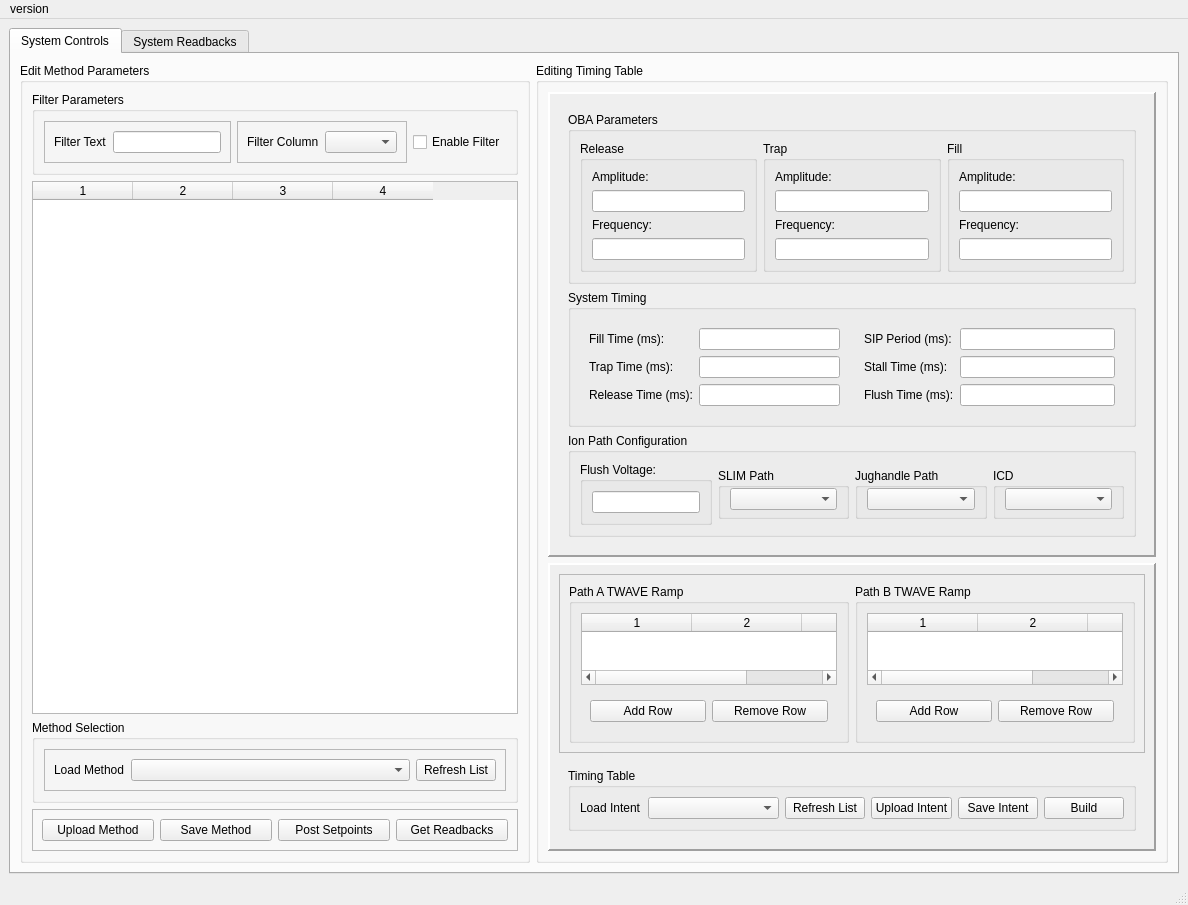
Old version of the form DaytonaIPhaseControls/gui/gui.ui in the repository mikeypancakes/Daytona-I-Phase-Controls.
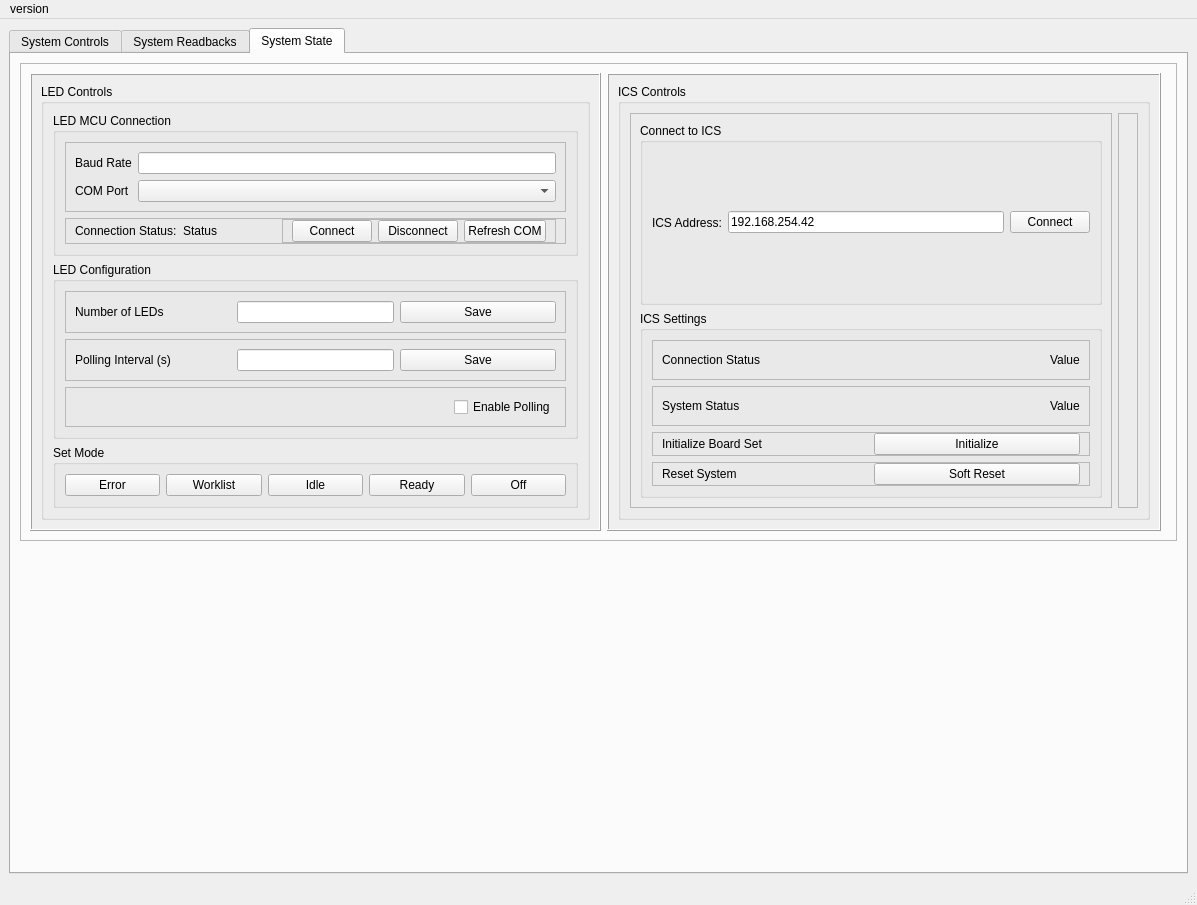
New version of the form. The open tabs and pages were chosen to show the change. Custom widgets are drawn as their Qt base class.

Patch:
```diff
--- a/DaytonaIPhaseControls/gui/gui.ui
+++ b/DaytonaIPhaseControls/gui/gui.ui
@@ -7,14 +7,14 @@
     <x>0</x>
     <y>0</y>
     <width>1167</width>
-    <height>867</height>
+    <height>841</height>
    </rect>
   </property>
   <property name="windowTitle">
    <string>MainWindow</string>
   </property>
   <widget class="QWidget" name="centralwidget">
-   <layout class="QVBoxLayout" name="verticalLayout_7">
+   <layout class="QHBoxLayout" name="horizontalLayout_62">
     <item>
      <widget class="QTabWidget" name="tabWidget">
       <property name="sizePolicy">
@@ -1225,33 +1225,6 @@
                 </property>
                </spacer>
               </item>
-              <item>
-               <widget class="QLabel" name="label_3">
-                <property name="text">
-                 <string>ICS Address:</string>
-                </property>
-               </widget>
-              </item>
-              <item>
-               <widget class="QLineEdit" name="address_input">
-                <property name="sizePolicy">
-                 <sizepolicy hsizetype="MinimumExpanding" vsizetype="Fixed">
-                  <horstretch>0</horstretch>
-                  <verstretch>0</verstretch>
-                 </sizepolicy>
-                </property>
-                <property name="text">
-                 <string>192.168.254.42</string>
-                </property>
-               </widget>
-              </item>
-              <item>
-               <widget class="QPushButton" name="connect_btn">
-                <property name="text">
-                 <string>Connect</string>
-                </property>
-               </widget>
-              </item>
              </layout>
             </widget>
            </item>
@@ -1352,6 +1325,634 @@
         </item>
        </layout>
       </widget>
+      <widget class="QWidget" name="tab">
+       <attribute name="title">
+        <string>System State</string>
+       </attribute>
+       <layout class="QVBoxLayout" name="verticalLayout_45">
+        <item>
+         <widget class="QFrame" name="frame_56">
+          <property name="frameShape">
+           <enum>QFrame::StyledPanel</enum>
+          </property>
+          <property name="frameShadow">
+           <enum>QFrame::Raised</enum>
+          </property>
+          <layout class="QHBoxLayout" name="horizontalLayout_61">
+           <item>
+            <widget class="QFrame" name="frame_22">
+             <property name="sizePolicy">
+              <sizepolicy hsizetype="MinimumExpanding" vsizetype="MinimumExpanding">
+               <horstretch>0</horstretch>
+               <verstretch>0</verstretch>
+              </sizepolicy>
+             </property>
+             <property name="autoFillBackground">
+              <bool>true</bool>
+             </property>
+             <property name="frameShape">
+              <enum>QFrame::Box</enum>
+             </property>
+             <property name="frameShadow">
+              <enum>QFrame::Raised</enum>
+             </property>
+             <layout class="QVBoxLayout" name="verticalLayout_7">
+              <item>
+               <widget class="QGroupBox" name="groupBox_18">
+                <property name="title">
+                 <string>LED Controls</string>
+                </property>
+                <layout class="QVBoxLayout" name="verticalLayout_20">
+                 <item>
+                  <widget class="QGroupBox" name="groupBox_20">
+                   <property name="title">
+                    <string>LED MCU Connection</string>
+                   </property>
+                   <layout class="QVBoxLayout" name="verticalLayout_18">
+                    <item>
+                     <widget class="QFrame" name="frame_18">
+                      <property name="frameShape">
+                       <enum>QFrame::StyledPanel</enum>
+                      </property>
+                      <property name="frameShadow">
+                       <enum>QFrame::Raised</enum>
+                      </property>
+                      <layout class="QFormLayout" name="formLayout_3">
+                       <item row="0" column="0">
+                        <widget class="QLabel" name="label_24">
+                         <property name="text">
+                          <string>Baud Rate</string>
+                         </property>
+                        </widget>
+                       </item>
+                       <item row="1" column="0">
+                        <widget class="QLabel" name="label_25">
+                         <property name="text">
+                          <string>COM Port</string>
+                         </property>
+                        </widget>
+                       </item>
+                       <item row="1" column="1">
+                        <widget class="QComboBox" name="com_comboBox"/>
+                       </item>
+                       <item row="0" column="1">
+                        <widget class="QLineEdit" name="input_baud_rate">
+                         <property name="sizePolicy">
+                          <sizepolicy hsizetype="Minimum" vsizetype="Fixed">
+                           <horstretch>0</horstretch>
+                           <verstretch>0</verstretch>
+                          </sizepolicy>
+                         </property>
+                         <property name="autoFillBackground">
+                          <bool>false</bool>
+                         </property>
+                        </widget>
+                       </item>
+                      </layout>
+                     </widget>
+                    </item>
+                    <item>
+                     <widget class="QFrame" name="frame_14">
+                      <property name="frameShape">
+                       <enum>QFrame::StyledPanel</enum>
+                      </property>
+                      <property name="frameShadow">
+                       <enum>QFrame::Raised</enum>
+                      </property>
+                      <layout class="QHBoxLayout" name="horizontalLayout_24">
+                       <property name="topMargin">
+                        <number>0</number>
+                       </property>
+                       <property name="bottomMargin">
+                        <number>0</number>
+                       </property>
+                       <item>
+                        <widget class="QLabel" name="label_26">
+                         <property name="text">
+                          <string>Connection Status:</string>
+                         </property>
+                        </widget>
+                       </item>
+                       <item>
+                        <widget class="QLabel" name="ledStatus_lbl">
+                         <property name="text">
+                          <string>Status</string>
+                         </property>
+                        </widget>
+                       </item>
+                       <item>
+                        <spacer name="horizontalSpacer">
+                         <property name="orientation">
+                          <enum>Qt::Horizontal</enum>
+                         </property>
+                         <property name="sizeHint" stdset="0">
+                          <size>
+                           <width>59</width>
+                           <height>20</height>
+                          </size>
+                         </property>
+                        </spacer>
+                       </item>
+                       <item>
+                        <widget class="QFrame" name="frame_59">
+                         <property name="frameShape">
+                          <enum>QFrame::StyledPanel</enum>
+                         </property>
+                         <property name="frameShadow">
+                          <enum>QFrame::Raised</enum>
+                         </property>
+                         <layout class="QHBoxLayout" name="horizontalLayout_21">
+                          <property name="topMargin">
+                           <number>0</number>
+                          </property>
+                          <property name="bottomMargin">
+                           <number>0</number>
+                          </property>
+                          <item>
+                           <widget class="QPushButton" name="connectLED_btn">
+                            <property name="sizePolicy">
+                             <sizepolicy hsizetype="Maximum" vsizetype="Fixed">
+                              <horstretch>0</horstretch>
+                              <verstretch>0</verstretch>
+                             </sizepolicy>
+                            </property>
+                            <property name="text">
+                             <string>Connect</string>
+                            </property>
+                           </widget>
+                          </item>
+                          <item>
+                           <widget class="QPushButton" name="disconnectLED_btn">
+                            <property name="sizePolicy">
+                             <sizepolicy hsizetype="Maximum" vsizetype="Fixed">
+                              <horstretch>0</horstretch>
+                              <verstretch>0</verstretch>
+                             </sizepolicy>
+                            </property>
+                            <property name="text">
+                             <string>Disconnect</string>
+                            </property>
+                           </widget>
+                          </item>
+                          <item>
+                           <widget class="QPushButton" name="refreshCOM_btn">
+                            <property name="sizePolicy">
+                             <sizepolicy hsizetype="Maximum" vsizetype="Fixed">
+                              <horstretch>0</horstretch>
+                              <verstretch>0</verstretch>
+                             </sizepolicy>
+                            </property>
+                            <property name="text">
+                             <string>Refresh COM</string>
+                            </property>
+                           </widget>
+                          </item>
+                         </layout>
+                        </widget>
+                       </item>
+                      </layout>
+                     </widget>
+                    </item>
+                   </layout>
+                  </widget>
+                 </item>
+                 <item>
+                  <widget class="QGroupBox" name="groupBox_21">
+                   <property name="title">
+                    <string>LED Configuration</string>
+                   </property>
+                   <layout class="QVBoxLayout" name="verticalLayout_19">
+                    <item>
+                     <widget class="QFrame" name="frame_19">
+                      <property name="frameShape">
+                       <enum>QFrame::StyledPanel</enum>
+                      </property>
+                      <property name="frameShadow">
+                       <enum>QFrame::Raised</enum>
+                      </property>
+                      <layout class="QHBoxLayout" name="horizontalLayout_12">
+                       <item>
+                        <widget class="QLabel" name="label_29">
+                         <property name="text">
+                          <string>Number of LEDs</string>
+                         </property>
+                        </widget>
+                       </item>
+                       <item>
+                        <widget class="QLineEdit" name="numLEDs_input">
+                         <property name="sizePolicy">
+                          <sizepolicy hsizetype="Minimum" vsizetype="Fixed">
+                           <horstretch>0</horstretch>
+                           <verstretch>0</verstretch>
+                          </sizepolicy>
+                         </property>
+                         <property name="autoFillBackground">
+                          <bool>false</bool>
+                         </property>
+                        </widget>
+                       </item>
+                       <item>
+                        <widget class="QPushButton" name="LEDcount_btn">
+                         <property name="text">
+                          <string>Save</string>
+                         </property>
+                        </widget>
+                       </item>
+                      </layout>
+                     </widget>
+                    </item>
+                    <item>
+                     <widget class="QFrame" name="frame_20">
+                      <property name="frameShape">
+                       <enum>QFrame::StyledPanel</enum>
+                      </property>
+                      <property name="frameShadow">
+                       <enum>QFrame::Raised</enum>
+                      </property>
+                      <layout class="QHBoxLayout" name="horizontalLayout_25">
+                       <item>
+                        <widget class="QLabel" name="label_30">
+                         <property name="text">
+                          <string>Polling Interval (s)</string>
+                         </property>
+                        </widget>
+                       </item>
+                       <item>
+                        <widget class="QLineEdit" name="LEDStatePollingInterval_input">
+                         <property name="sizePolicy">
+                          <sizepolicy hsizetype="Minimum" vsizetype="Fixed">
+                           <horstretch>0</horstretch>
+                           <verstretch>0</verstretch>
+                          </sizepolicy>
+                         </property>
+                         <property name="autoFillBackground">
+                          <bool>false</bool>
+                         </property>
+                        </widget>
+                       </item>
+                       <item>
+                        <widget class="QPushButton" name="pushButton_9">
+                         <property name="text">
+                          <string>Save</string>
+                         </property>
+                        </widget>
+                       </item>
+                      </layout>
+                     </widget>
+                    </item>
+                    <item>
+                     <widget class="QFrame" name="frame_21">
+                      <property name="frameShape">
+                       <enum>QFrame::StyledPanel</enum>
+                      </property>
+                      <property name="frameShadow">
+                       <enum>QFrame::Raised</enum>
+                      </property>
+                      <layout class="QHBoxLayout" name="horizontalLayout_26">
+                       <item>
+                        <spacer name="horizontalSpacer_5">
+                         <property name="orientation">
+                          <enum>Qt::Horizontal</enum>
+                         </property>
+                         <property name="sizeHint" stdset="0">
+                          <size>
+                           <width>363</width>
+                           <height>20</height>
+                          </size>
+                         </property>
+                        </spacer>
+                       </item>
+                       <item>
+                        <widget class="QCheckBox" name="checkBox">
+                         <property name="text">
+                          <string>Enable Polling</string>
+                         </property>
+                        </widget>
+                       </item>
+                      </layout>
+                     </widget>
+                    </item>
+                   </layout>
+                  </widget>
+                 </item>
+                 <item>
+                  <widget class="QGroupBox" name="groupBox_19">
+                   <property name="title">
+                    <string>Set Mode</string>
+                   </property>
+                   <layout class="QHBoxLayout" name="horizontalLayout_20">
+                    <item>
+                     <widget class="QPushButton" name="errorStateLED_btn">
+                      <property name="text">
+                       <string>Error</string>
+                      </property>
+                     </widget>
+                    </item>
+                    <item>
+                     <widget class="QPushButton" name="worklistStateLED_btn">
+                      <property name="text">
+                       <string>Worklist</string>
+                      </property>
+                     </widget>
+                    </item>
+                    <item>
+                     <widget class="QPushButton" name="idleStateLED_btn">
+                      <property name="text">
+                       <string>Idle</string>
+                      </property>
+                     </widget>
+                    </item>
+                    <item>
+                     <widget class="QPushButton" name="readyStateLED_btn">
+                      <property name="text">
+                       <string>Ready</string>
+                      </property>
+                     </widget>
+                    </item>
+                    <item>
+                     <widget class="QPushButton" name="offStateLED_btn">
+                      <property name="text">
+                       <string>Off</string>
+                      </property>
+                     </widget>
+                    </item>
+                   </layout>
+                  </widget>
+                 </item>
+                </layout>
+               </widget>
+              </item>
+             </layout>
+            </widget>
+           </item>
+           <item>
+            <widget class="QFrame" name="frame_55">
+             <property name="sizePolicy">
+              <sizepolicy hsizetype="MinimumExpanding" vsizetype="MinimumExpanding">
+               <horstretch>0</horstretch>
+               <verstretch>0</verstretch>
+              </sizepolicy>
+             </property>
+             <property name="autoFillBackground">
+              <bool>true</bool>
+             </property>
+             <property name="frameShape">
+              <enum>QFrame::Box</enum>
+             </property>
+             <property name="frameShadow">
+              <enum>QFrame::Raised</enum>
+             </property>
+             <layout class="QVBoxLayout" name="verticalLayout_47">
+              <item>
+               <widget class="QGroupBox" name="groupBox_22">
+                <property name="title">
+                 <string>ICS Controls</string>
+                </property>
+                <layout class="QHBoxLayout" name="horizontalLayout_60">
+                 <item>
+                  <widget class="QFrame" name="frame_24">
+                   <property name="frameShape">
+                    <enum>QFrame::StyledPanel</enum>
+                   </property>
+                   <property name="frameShadow">
+                    <enum>QFrame::Raised</enum>
+                   </property>
+                   <layout class="QVBoxLayout" name="verticalLayout_21">
+                    <item>
+                     <widget class="QGroupBox" name="groupBox_25">
+                      <property name="title">
+                       <string>Connect to ICS</string>
+                      </property>
+                      <layout class="QHBoxLayout" name="horizontalLayout_28">
+                       <item>
+                        <widget class="QLabel" name="label_3">
+                         <property name="text">
+                          <string>ICS Address:</string>
+                         </property>
+                        </widget>
+                       </item>
+                       <item>
+                        <widget class="QLineEdit" name="address_input">
+                         <property name="sizePolicy">
+                          <sizepolicy hsizetype="MinimumExpanding" vsizetype="Fixed">
+                           <horstretch>0</horstretch>
+                           <verstretch>0</verstretch>
+                          </sizepolicy>
+                         </property>
+                         <property name="text">
+                          <string>192.168.254.42</string>
+                         </property>
+                        </widget>
+                       </item>
+                       <item>
+                        <widget class="QPushButton" name="connect_btn">
+                         <property name="text">
+                          <string>Connect</string>
+                         </property>
+                        </widget>
+                       </item>
+                      </layout>
+                     </widget>
+                    </item>
+                    <item>
+                     <widget class="QGroupBox" name="groupBox_26">
+                      <property name="title">
+                       <string>ICS Settings</string>
+                      </property>
+                      <layout class="QVBoxLayout" name="verticalLayout_46">
+                       <item>
+                        <widget class="QFrame" name="frame_25">
+                         <property name="frameShape">
+                          <enum>QFrame::StyledPanel</enum>
+                         </property>
+                         <property name="frameShadow">
+                          <enum>QFrame::Raised</enum>
+                         </property>
+                         <layout class="QHBoxLayout" name="horizontalLayout_27">
+                          <item>
+                           <widget class="QLabel" name="label_47">
+                            <property name="text">
+                             <string>Connection Status</string>
+                            </property>
+                           </widget>
+                          </item>
+                          <item>
+                           <spacer name="horizontalSpacer_6">
+                            <property name="orientation">
+                             <enum>Qt::Horizontal</enum>
+                            </property>
+                            <property name="sizeHint" stdset="0">
+                             <size>
+                              <width>284</width>
+                              <height>20</height>
+                             </size>
+                            </property>
+                           </spacer>
+                          </item>
+                          <item>
+                           <widget class="QLabel" name="ICSconnectionStatus_lbl">
+                            <property name="text">
+                             <string>Value</string>
+                            </property>
+                           </widget>
+                          </item>
+                         </layout>
+                        </widget>
+                       </item>
+                       <item>
+                        <widget class="QFrame" name="frame_53">
+                         <property name="frameShape">
+                          <enum>QFrame::StyledPanel</enum>
+                         </property>
+                         <property name="frameShadow">
+                          <enum>QFrame::Raised</enum>
+                         </property>
+                         <layout class="QHBoxLayout" name="horizontalLayout_57">
+                          <item>
+                           <widget class="QLabel" name="label_95">
+                            <property name="text">
+                             <string>System Status</string>
+                            </property>
+                           </widget>
+                          </item>
+                          <item>
+                           <spacer name="horizontalSpacer_13">
+                            <property name="orientation">
+                             <enum>Qt::Horizontal</enum>
+                            </property>
+                            <property name="sizeHint" stdset="0">
+                             <size>
+                              <width>40</width>
+                              <height>20</height>
+                             </size>
+                            </property>
+                           </spacer>
+                          </item>
+                          <item>
+                           <widget class="QLabel" name="systemStatus_lbl">
+                            <property name="text">
+                             <string>Value</string>
+                            </property>
+                           </widget>
+                          </item>
+                         </layout>
+                        </widget>
+                       </item>
+                       <item>
+                        <widget class="QFrame" name="frame_26">
+                         <property name="frameShape">
+                          <enum>QFrame::StyledPanel</enum>
+                         </property>
+                         <property name="frameShadow">
+                          <enum>QFrame::Raised</enum>
+                         </property>
+                         <layout class="QHBoxLayout" name="horizontalLayout_58">
+                          <property name="topMargin">
+                           <number>0</number>
+                          </property>
+                          <property name="bottomMargin">
+                           <number>0</number>
+                          </property>
+                          <item>
+                           <widget class="QLabel" name="label_51">
+                            <property name="text">
+                             <string>Initialize Board Set</string>
+                            </property>
+                           </widget>
+                          </item>
+                          <item>
+                           <widget class="QPushButton" name="connect_btn_2">
+                            <property name="text">
+                             <string>Initialize</string>
+                            </property>
+                           </widget>
+                          </item>
+                         </layout>
+                        </widget>
+                       </item>
+                       <item>
+                        <widget class="QFrame" name="frame_54">
+                         <property name="frameShape">
+                          <enum>QFrame::StyledPanel</enum>
+                         </property>
+                         <property name="frameShadow">
+                          <enum>QFrame::Raised</enum>
+                         </property>
+                         <layout class="QHBoxLayout" name="horizontalLayout_59">
+                          <property name="topMargin">
+                           <number>0</number>
+                          </property>
+                          <property name="bottomMargin">
+                           <number>0</number>
+                          </property>
+                          <item>
+                           <widget class="QLabel" name="label_52">
+                            <property name="text">
+                             <string>Reset System</string>
+                            </property>
+                           </widget>
+                          </item>
+                          <item>
+                           <widget class="QPushButton" name="connect_btn_3">
+                            <property name="text">
+                             <string>Soft Reset</string>
+                            </property>
+                           </widget>
+                          </item>
+                         </layout>
+                        </widget>
+                       </item>
+                      </layout>
+                     </widget>
+                    </item>
+                   </layout>
+                  </widget>
+                 </item>
+                 <item>
+                  <widget class="QFrame" name="frame_23">
+                   <property name="frameShape">
+                    <enum>QFrame::StyledPanel</enum>
+                   </property>
+                   <property name="frameShadow">
+                    <enum>QFrame::Raised</enum>
+                   </property>
+                   <layout class="QVBoxLayout" name="verticalLayout_22"/>
+                  </widget>
+                 </item>
+                </layout>
+               </widget>
+              </item>
+             </layout>
+            </widget>
+           </item>
+           <item>
+            <widget class="QFrame" name="frame_57">
+             <property name="frameShape">
+              <enum>QFrame::StyledPanel</enum>
+             </property>
+             <property name="frameShadow">
+              <enum>QFrame::Raised</enum>
+             </property>
+            </widget>
+           </item>
+          </layout>
+         </widget>
+        </item>
+        <item>
+         <spacer name="verticalSpacer">
+          <property name="orientation">
+           <enum>Qt::Vertical</enum>
+          </property>
+          <property name="sizeHint" stdset="0">
+           <size>
+            <width>20</width>
+            <height>274</height>
+           </size>
+          </property>
+         </spacer>
+        </item>
+       </layout>
+      </widget>
      </widget>
     </item>
    </layout>
```
Left out of the diff: 8 changed lines with no effect on the pictures.
